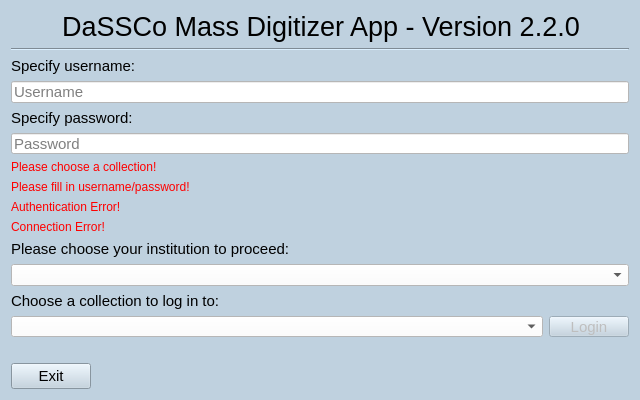
Old version of the form MassDigitizer/ui/homescreen.ui in the repository NHMDenmark/Mass-Digitizer.
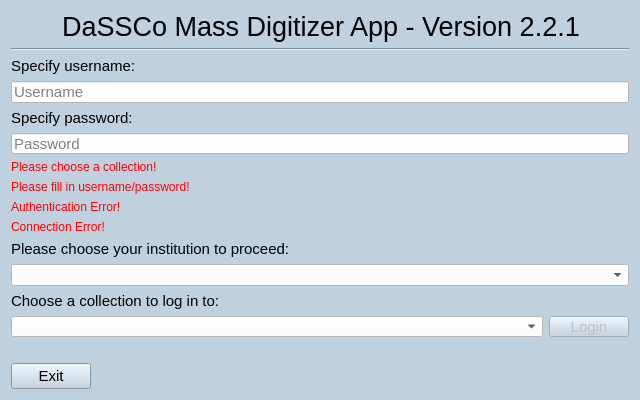
New version of the form.

What changed in the file:
```diff
--- a/MassDigitizer/ui/homescreen.ui
+++ b/MassDigitizer/ui/homescreen.ui
@@ -61,7 +61,7 @@
       </font>
      </property>
      <property name="text">
-      <string>DaSSCo Mass Digitizer App - Version 2.2.0</string>
+      <string>DaSSCo Mass Digitizer App - Version 2.2.1</string>
      </property>
      <property name="alignment">
       <set>Qt::AlignmentFlag::AlignCenter</set>
```
